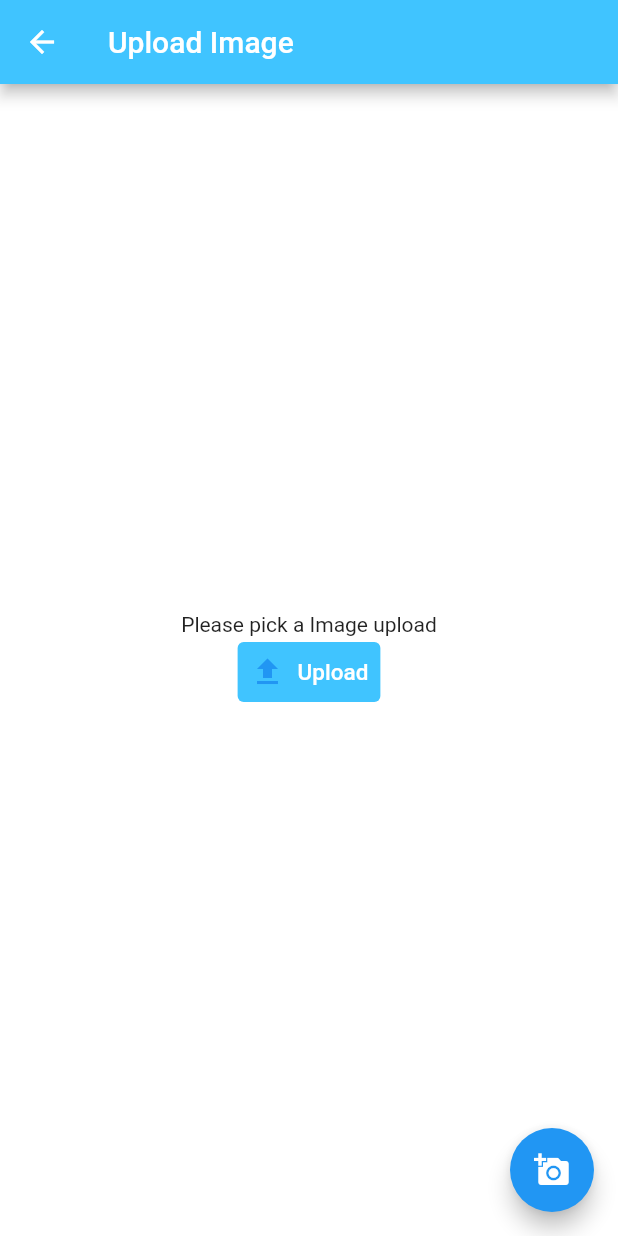
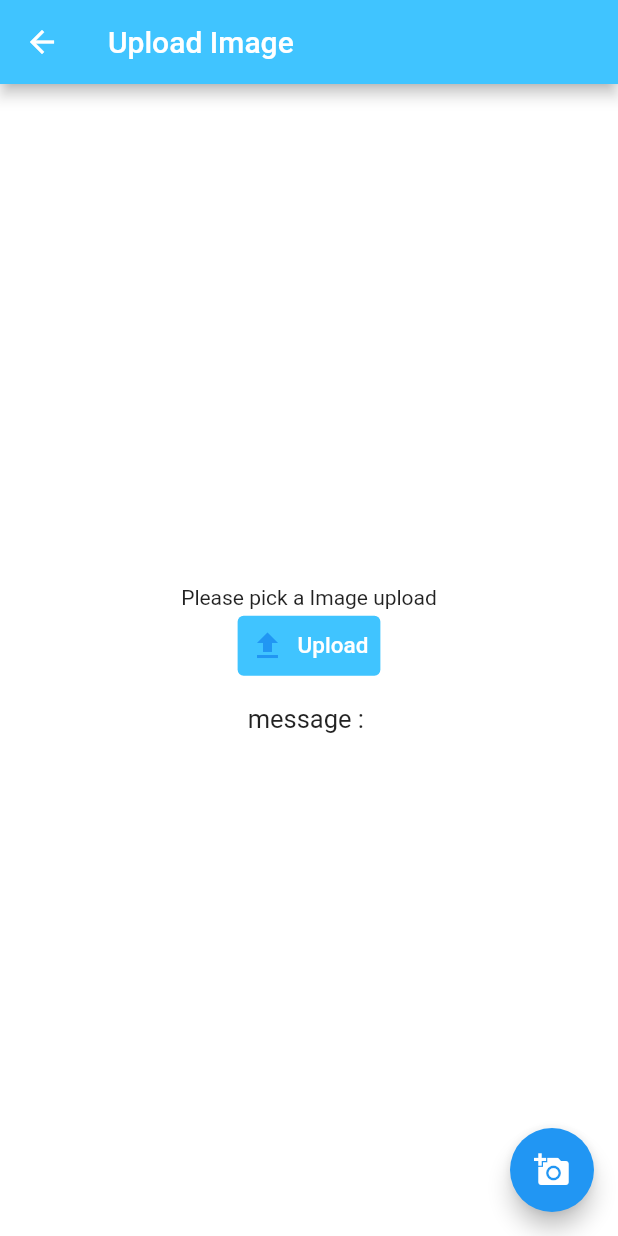
Before and after one commit to muhammadisa226/RateTol-Flutter, a Flutter app: the UploadImage screen opened directly, after a tap on "Upload", on a phone screen of 412 x 824 dp. Run offline on Flutter 3.47's test engine with Material 2 defaults, Android fonts, the phone set to English and light mode, and no system bars; our stand-ins replace cool_alert, image_picker.

Commit message:
second commit

```diff
--- a/lib/module/images/image_repository.dart
+++ b/lib/module/images/image_repository.dart
@@ -13,6 +13,7 @@ class ImageRepository {
       if (response.statusCode == 200) {
         // print(response.body);
         Iterable it = jsonDecode(response.body);
+
         List<Images> image = it.map((e) => Images.fromJson(e)).toList();
         return image;
       }
--- a/lib/pages/Images/uploadimage_page.dart
+++ b/lib/pages/Images/uploadimage_page.dart
@@ -1,4 +1,4 @@
-// ignore_for_file: prefer_const_constructors, library_private_types_in_public_api, file_names, unused_local_variable, deprecated_member_use, non_constant_identifier_names, unused_import, unused_field, import_of_legacy_library_into_null_safe, avoid_print, unnecessary_new, avoid_unnecessary_containers, depend_on_referenced_packages, unnecessary_string_interpolations, unnecessary_brace_in_string_interps, prefer_const_literals_to_create_immutables
+// ignore_for_file: prefer_const_constructors, library_private_types_in_public_api, file_names, unused_local_variable, deprecated_member_use, non_constant_identifier_names, unused_import, unused_field, import_of_legacy_library_into_null_safe, avoid_print, unnecessary_new, avoid_unnecessary_containers, depend_on_referenced_packages, unnecessary_string_interpolations, unnecessary_brace_in_string_interps, prefer_const_literals_to_create_immutables, prefer_adjacent_string_concatenation
 
 import 'dart:convert';
 import 'dart:io';
@@ -48,15 +48,12 @@ class _UploadImageState extends State<UploadImage> {
     if (response.statusCode == 201) {
       http.Response res = await http.Response.fromStream(response);
       final resJson = jsonDecode(res.body);
-      message = resJson['message'];
+      message = jsonEncode(resJson['message']);
+      print(message);
       CoolAlert.show(
         context: context,
         title: 'Berhasil',
         type: CoolAlertType.success,
-        widget: Column(
-          mainAxisAlignment: MainAxisAlignment.center,
-          children: [Text('${message}')],
-        ),
       );
     } else {
       CoolAlert.show(
@@ -103,6 +100,18 @@ class _UploadImageState extends State<UploadImage> {
                 "Upload",
                 style: TextStyle(color: Colors.white, fontSize: 15),
               ),
+            ),
+            SizedBox(
+              height: 15,
+            ),
+            Column(
+              mainAxisAlignment: MainAxisAlignment.center,
+              children: [
+                Text(
+                  'message : ' + '${message.toString()}',
+                  style: TextStyle(fontSize: 17),
+                )
+              ],
             )
           ],
         ),
```
